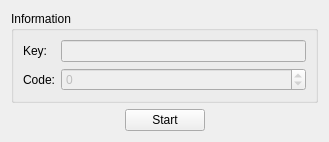
hippich/recorditnow, file src/ui/keyboardkeypage.ui: the form before one commit.
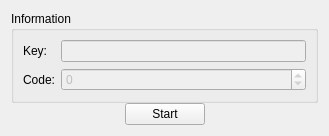
The form after the commit. Custom widgets are drawn as their Qt base class.

What changed in the file:
```diff
--- a/src/ui/keyboardkeypage.ui
+++ b/src/ui/keyboardkeypage.ui
@@ -20,6 +20,9 @@
    <string>Please click on Start and press a key</string>
   </property>
   <layout class="QVBoxLayout" name="verticalLayout">
+   <property name="spacing">
+    <number>0</number>
+   </property>
    <item>
     <widget class="QGroupBox" name="groupBox">
      <property name="title">
@@ -65,6 +68,9 @@
    </item>
    <item>
     <layout class="QHBoxLayout" name="horizontalLayout">
+     <property name="spacing">
+      <number>0</number>
+     </property>
      <item>
       <spacer name="horizontalSpacer_2">
        <property name="orientation">
```
Left out of the diff: 14 changed lines with no effect on the pictures.
